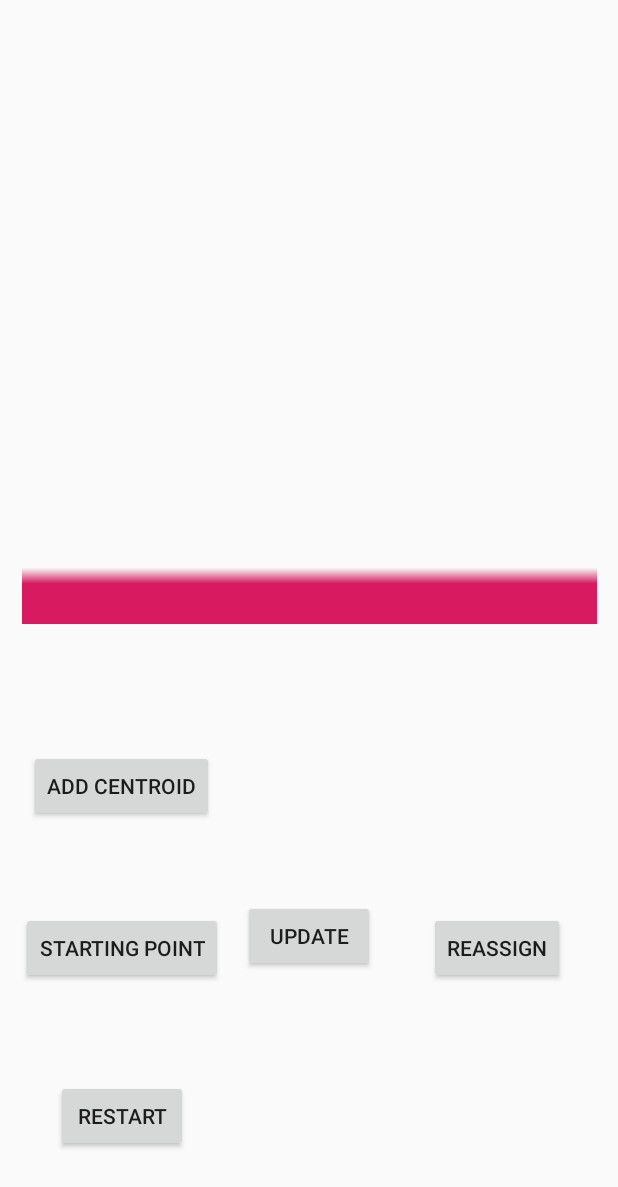
After one commit to 5hourupload/Machine-Learning-Learning, an Android app: the layout k_means_clustering.xml on its own in the app's theme, with its tools: preview values and no code run, on a phone screen of 412 x 824 dp. The commit adds this screen. Shown: the top 1187 px of the screen. Run offline under Robolectric (Android 15) with nearby library versions, the phone set to English and light mode, and no system bars.

Commit message:
K-means cluster files

```diff
--- /dev/null
+++ b/app/src/main/java/fhu/machinelearninglearning/pointDrawer.java
@@ -0,0 +1,9 @@
+package fhu.machinelearninglearning;
+
+import java.util.LinkedList;
+
+public class pointDrawer {
+    public LinkedList<> randomPoints(){
+
+    }
+}
--- /dev/null
+++ b/app/src/main/res/layout/k_means_clustering.xml
@@ -0,0 +1,94 @@
+<?xml version="1.0" encoding="utf-8"?>
+<android.support.constraint.ConstraintLayout
+    xmlns:android="http://schemas.android.com/apk/res/android"
+    xmlns:app="http://schemas.android.com/apk/res-auto"
+    xmlns:tools="http://schemas.android.com/tools"
+    android:layout_width="match_parent"
+    android:layout_height="match_parent">
+
+    <ImageView
+        android:id="@+id/graphView"
+        android:layout_width="383dp"
+        android:layout_height="432dp"
+        android:layout_marginStart="8dp"
+        android:layout_marginTop="8dp"
+        android:layout_marginEnd="8dp"
+        android:contentDescription="@string/graph_description"
+        app:layout_constraintEnd_toEndOf="parent"
+        app:layout_constraintStart_toStartOf="parent"
+        app:layout_constraintTop_toTopOf="parent"
+        app:srcCompat="?attr/actionModeBackground" />
+
+    <Button
+        android:id="@+id/button6"
+        android:layout_width="wrap_content"
+        android:layout_height="wrap_content"
+        android:layout_marginStart="8dp"
+        android:layout_marginTop="8dp"
+        android:layout_marginEnd="8dp"
+        android:layout_marginBottom="8dp"
+        android:text="@string/reassign"
+        app:layout_constraintBottom_toBottomOf="parent"
+        app:layout_constraintEnd_toEndOf="parent"
+        app:layout_constraintStart_toEndOf="@+id/button7"
+        app:layout_constraintTop_toBottomOf="@+id/graphView" />
+
+    <Button
+        android:id="@+id/button7"
+        android:layout_width="wrap_content"
+        android:layout_height="wrap_content"
+        android:layout_marginStart="8dp"
+        android:layout_marginTop="28dp"
+        android:layout_marginEnd="8dp"
+        android:layout_marginBottom="8dp"
+        android:text="@string/update"
+        app:layout_constraintBottom_toBottomOf="parent"
+        app:layout_constraintEnd_toEndOf="parent"
+        app:layout_constraintStart_toStartOf="parent"
+        app:layout_constraintTop_toBottomOf="@+id/graphView"
+        app:layout_constraintVertical_bias="0.441" />
+
+    <Button
+        android:id="@+id/button8"
+        android:layout_width="wrap_content"
+        android:layout_height="wrap_content"
+        android:layout_marginStart="8dp"
+        android:layout_marginTop="8dp"
+        android:layout_marginEnd="8dp"
+        android:layout_marginBottom="8dp"
+        android:text="@string/Add_centroid"
+        app:layout_constraintBottom_toTopOf="@+id/button9"
+        app:layout_constraintEnd_toStartOf="@+id/button7"
+        app:layout_constraintStart_toStartOf="parent"
+        app:layout_constraintTop_toBottomOf="@+id/graphView" />
+
+    <Button
+        android:id="@+id/button9"
+        android:layout_width="wrap_content"
+        android:layout_height="wrap_content"
+        android:layout_marginStart="8dp"
+        android:layout_marginTop="8dp"
+        android:layout_marginEnd="8dp"
+        android:layout_marginBottom="8dp"
+        android:text="@string/starting_point"
+        app:layout_constraintBottom_toBottomOf="parent"
+        app:layout_constraintEnd_toStartOf="@+id/button7"
+        app:layout_constraintStart_toStartOf="parent"
+        app:layout_constraintTop_toBottomOf="@+id/graphView" />
+
+    <Button
+        android:id="@+id/button10"
+        android:layout_width="wrap_content"
+        android:layout_height="wrap_content"
+        android:layout_marginStart="8dp"
+        android:layout_marginTop="8dp"
+        android:layout_marginEnd="8dp"
+        android:layout_marginBottom="8dp"
+        android:text="@string/restart"
+        app:layout_constraintBottom_toBottomOf="parent"
+        app:layout_constraintEnd_toStartOf="@+id/button7"
+        app:layout_constraintStart_toStartOf="parent"
+        app:layout_constraintTop_toBottomOf="@+id/button9"
+        app:layout_constraintVertical_bias="0.538" />
+
+</android.support.constraint.ConstraintLayout>
--- a/app/src/main/res/values/strings.xml
+++ b/app/src/main/res/values/strings.xml
@@ -1,3 +1,10 @@
 <resources>
     <string name="app_name">Machine Learning Learning</string>
+    <string name="visual_cluster">Visual Cluster</string>
+    <string name="Add_centroid">Add Centroid</string>
+    <string name="update">Update</string>
+    <string name="reassign">Reassign</string>
+    <string name="starting_point">Starting Point</string>
+    <string name="restart">Restart</string>
+    <string name="graph_description">Area for graphing the visual cluster</string>
 </resources>
```
